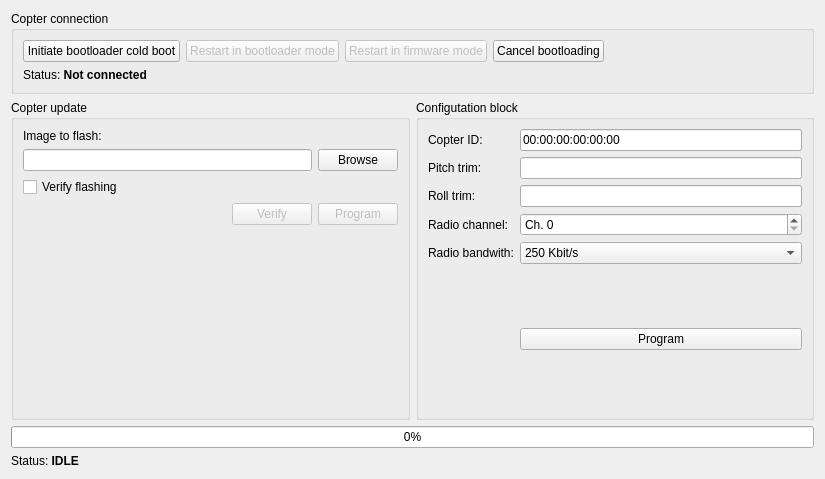
The window that lib/cfclient/ui/dialogs/bootloader.ui (bitcraze/crazyflie-clients-python) describes before a commit, drawn with Qt 5.
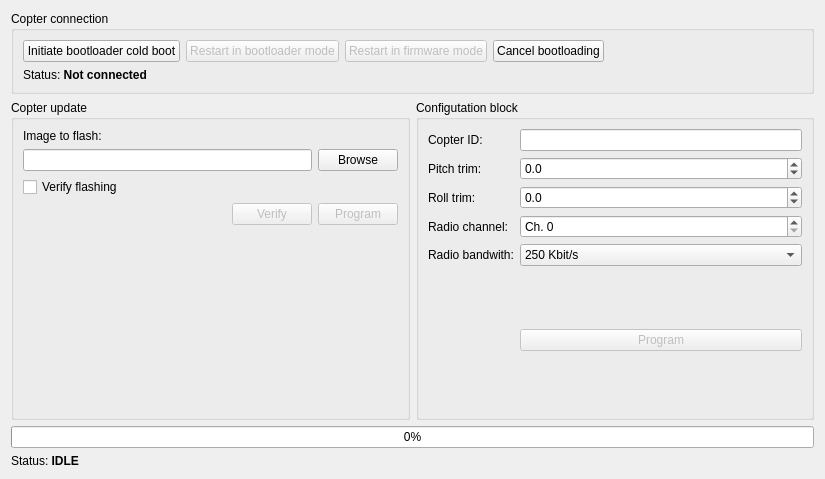
The same window after the commit.

Commit message: Fixed config block programming. Closes #22

The edit to the form file:
```diff
--- a/lib/cfclient/ui/dialogs/bootloader.ui
+++ b/lib/cfclient/ui/dialogs/bootloader.ui
@@ -193,14 +193,14 @@
           <string>Configutation block</string>
          </property>
          <layout class="QGridLayout" name="gridLayout_2">
-          <item row="6" column="0">
+          <item row="7" column="0">
            <widget class="QLabel" name="label_9">
             <property name="text">
              <string>Radio bandwith:</string>
             </property>
            </widget>
           </item>
-          <item row="6" column="2">
+          <item row="7" column="2">
            <widget class="QComboBox" name="radioSpeed">
             <property name="editable">
              <bool>false</bool>
@@ -225,61 +225,51 @@
             </item>
            </widget>
           </item>
-          <item row="1" column="0">
+          <item row="2" column="0">
            <widget class="QLabel" name="label_4">
             <property name="text">
              <string>Pitch trim:</string>
             </property>
            </widget>
           </item>
-          <item row="2" column="0">
+          <item row="3" column="0">
            <widget class="QLabel" name="label_6">
             <property name="text">
              <string>Roll trim:</string>
             </property>
            </widget>
           </item>
-          <item row="1" column="2">
-           <widget class="QLineEdit" name="pitchTrim">
-            <property name="enabled">
-             <bool>true</bool>
-            </property>
-            <property name="frame">
-             <bool>true</bool>
-            </property>
-           </widget>
-          </item>
           <item row="0" column="2">
            <widget class="QLineEdit" name="copterId">
             <property name="enabled">
              <bool>true</bool>
             </property>
             <property name="text">
-             <string>00:00:00:00:00:00</string>
+             <string/>
             </property>
             <property name="readOnly">
              <bool>true</bool>
             </property>
            </widget>
           </item>
-          <item row="8" column="2">
+          <item row="9" column="2">
            <widget class="QPushButton" name="saveConfigblock">
+            <property name="enabled">
+             <bool>false</bool>
+            </property>
             <property name="text">
              <string>Program</string>
             </property>
            </widget>
           </item>
-          <item row="5" column="0">
+          <item row="6" column="0">
            <widget class="QLabel" name="label_8">
             <property name="text">
              <string>Radio channel:</string>
             </property>
            </widget>
           </item>
-          <item row="2" column="2">
-           <widget class="QLineEdit" name="rollTrim"/>
-          </item>
-          <item row="5" column="2">
+          <item row="6" column="2">
            <widget class="QSpinBox" name="radioChannel">
             <property name="prefix">
              <string>Ch. </string>
@@ -289,6 +279,19 @@
             </property>
            </widget>
           </item>
+          <item row="10" column="2">
+           <spacer name="verticalSpacer">
+            <property name="orientation">
+             <enum>Qt::Vertical</enum>
+            </property>
+            <property name="sizeHint" stdset="0">
+             <size>
+              <width>20</width>
+              <height>40</height>
+             </size>
+            </property>
+           </spacer>
+          </item>
           <item row="0" column="0">
            <widget class="QLabel" name="label_10">
             <property name="text">
@@ -296,7 +299,7 @@
             </property>
            </widget>
           </item>
-          <item row="7" column="0">
+          <item row="8" column="0">
            <spacer name="verticalSpacer_2">
             <property name="orientation">
              <enum>Qt::Vertical</enum>
@@ -309,18 +312,31 @@
             </property>
            </spacer>
           </item>
-          <item row="9" column="2">
-           <spacer name="verticalSpacer">
-            <property name="orientation">
-             <enum>Qt::Vertical</enum>
+          <item row="2" column="2">
+           <widget class="QDoubleSpinBox" name="pitchTrim">
+            <property name="decimals">
+             <number>1</number>
             </property>
-            <property name="sizeHint" stdset="0">
-             <size>
-              <width>20</width>
-              <height>40</height>
-             </size>
+            <property name="minimum">
+             <double>-10.000000000000000</double>
             </property>
-           </spacer>
+            <property name="maximum">
+             <double>10.000000000000000</double>
+            </property>
+           </widget>
+          </item>
+          <item row="3" column="2">
+           <widget class="QDoubleSpinBox" name="rollTrim">
+            <property name="decimals">
+             <number>1</number>
+            </property>
+            <property name="minimum">
+             <double>-10.000000000000000</double>
+            </property>
+            <property name="maximum">
+             <double>10.000000000000000</double>
+            </property>
+           </widget>
           </item>
          </layout>
         </widget>
```
The commit also changes 2 other files.
